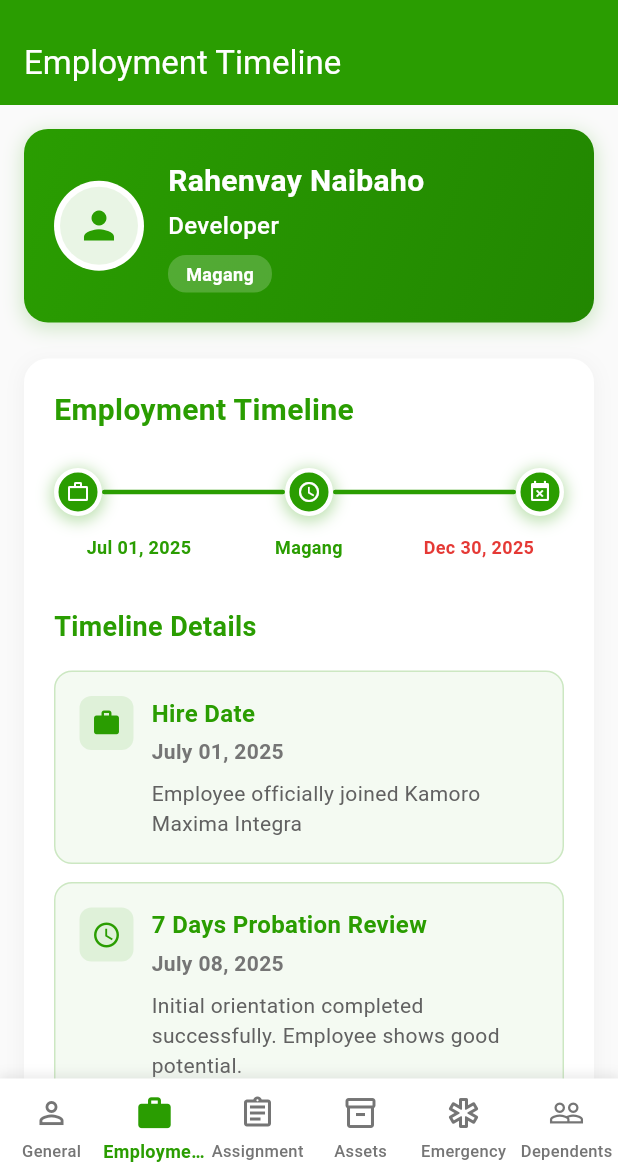
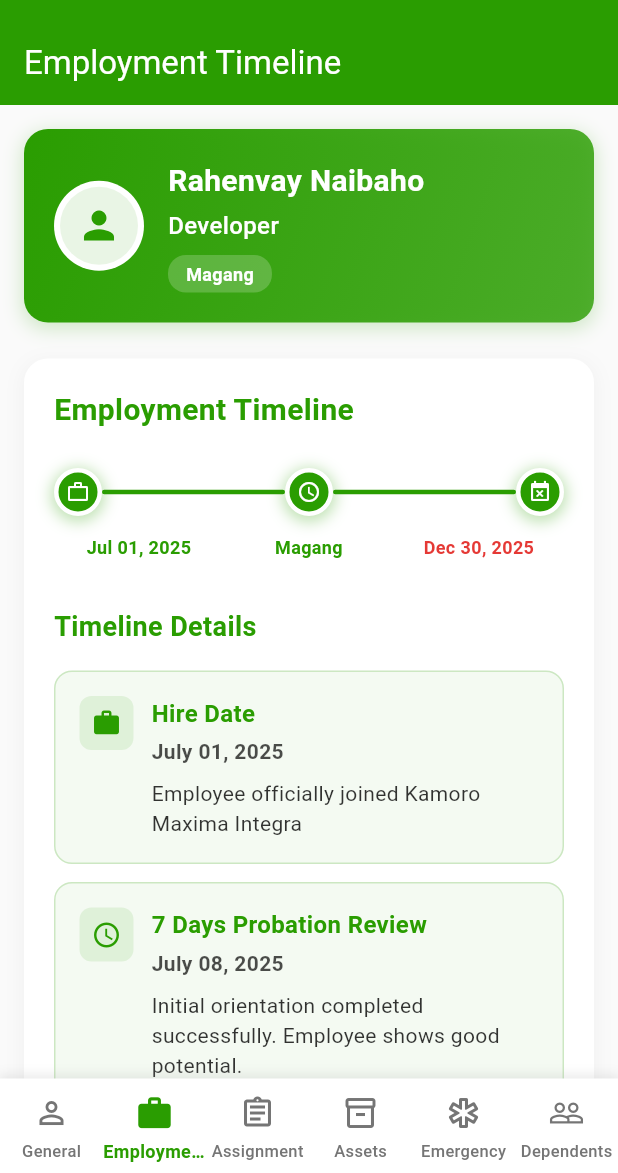
Before and after one commit to rahenvay/kmi_profile_mobile, a Flutter app: the screen it shows after launch, item 2 of the bottom bar chosen, on a phone screen of 412 x 824 dp, the part 63-1236 px from its top. Run offline on Flutter 3.47's test engine with Material 3 defaults, Android fonts, the phone set to English and light mode, and no system bars; network calls fail; statements that could not run were skipped.

Commit message:
feat: Integrate theme provider for dynamic theming in Emergency and Employment pages

```diff
--- a/lib/pages/emergency_page.dart
+++ b/lib/pages/emergency_page.dart
@@ -1,5 +1,7 @@
 import 'package:flutter/material.dart';
+import 'package:provider/provider.dart';
 import '../models/employee.dart';
+import '../providers/theme_provider.dart';
 
 class EmergencyPage extends StatelessWidget {
   final Employee employee;
@@ -8,19 +10,23 @@ class EmergencyPage extends StatelessWidget {
 
   @override
   Widget build(BuildContext context) {
-    return Scaffold(
-      backgroundColor: Colors.grey[50],
+    return Consumer<ThemeProvider>(
+      builder: (context, themeProvider, child) {
+        return Scaffold(
+      backgroundColor: themeProvider.backgroundColor,
       body: SingleChildScrollView(
         padding: const EdgeInsets.all(16.0),
         child: Column(
           children: [
             _buildEmergencyHeader(),
             const SizedBox(height: 24),
-            _buildEmergencyContactCard(),
+            _buildEmergencyContactCard(themeProvider),
             const SizedBox(height: 20),
           ],
         ),
       ),
+    );
+      }
     );
   }
 
@@ -77,12 +83,12 @@ class EmergencyPage extends StatelessWidget {
     );
   }
 
-  Widget _buildEmergencyContactCard() {
+  Widget _buildEmergencyContactCard(ThemeProvider themeProvider) {
     return Container(
       width: double.infinity,
       padding: const EdgeInsets.all(20),
       decoration: BoxDecoration(
-        color: Colors.white,
+        color: themeProvider.cardColor,
         borderRadius: BorderRadius.circular(16),
         boxShadow: [
           BoxShadow(
@@ -121,6 +127,7 @@ class EmergencyPage extends StatelessWidget {
                         fontSize: 18,
                         fontWeight: FontWeight.bold,
                         color: Color(0xFF2A9D01),
+
                       ),
                     ),
                     const SizedBox(height: 4),
@@ -128,7 +135,7 @@ class EmergencyPage extends StatelessWidget {
                       'Primary contact person',
                       style: TextStyle(
                         fontSize: 14,
-                        color: Colors.grey[600],
+                        color: themeProvider.textColor.withOpacity(0.7),
                       ),
                     ),
                   ],
@@ -179,7 +186,7 @@ class EmergencyPage extends StatelessWidget {
               width: double.infinity,
               padding: const EdgeInsets.all(20),
               decoration: BoxDecoration(
-                color: Colors.grey.shade50,
+                color: const Color.fromARGB(255, 239, 238, 238),
                 borderRadius: BorderRadius.circular(12),
                 border: Border.all(color: Colors.grey.shade200),
               ),
@@ -188,7 +195,7 @@ class EmergencyPage extends StatelessWidget {
                   Icon(
                     Icons.info_outline,
                     size: 40,
-                    color: Colors.grey.shade400,
+                    color: themeProvider.textColor,
                   ),
                   const SizedBox(height: 12),
                   Text(
--- a/lib/pages/employment_page.dart
+++ b/lib/pages/employment_page.dart
@@ -1,6 +1,8 @@
 import 'package:flutter/material.dart';
 import 'package:intl/intl.dart';
 import '../models/employee.dart';
+import 'package:provider/provider.dart';
+import '../providers/theme_provider.dart';
 
 class EmploymentPage extends StatelessWidget {
   final Employee employee;
@@ -9,11 +11,13 @@ class EmploymentPage extends StatelessWidget {
 
   @override
   Widget build(BuildContext context) {
+    return Consumer<ThemeProvider>(
+      builder: (context, themeProvider, child) {
         return Scaffold(
-      backgroundColor: Colors.grey[50],
+          backgroundColor: themeProvider.backgroundColor,
           appBar: AppBar(
             title: const Text('Employment Timeline'),
-        backgroundColor: const Color(0xFF2A9D01),
+            backgroundColor: themeProvider.accentColor,
             foregroundColor: Colors.white,
             automaticallyImplyLeading: false,
           ),
@@ -21,17 +25,19 @@ class EmploymentPage extends StatelessWidget {
             padding: const EdgeInsets.all(16.0),
             child: Column(
               children: [
-            _buildEmployeeHeader(),
+                _buildEmployeeHeader(themeProvider),
                 const SizedBox(height: 24),
-            _buildTimelineCard(),
+                _buildTimelineCard(themeProvider),
                 const SizedBox(height: 20),
               ],
             ),
           ),
         );
+      },
+    );
   }
 
-  Widget _buildEmployeeHeader() {
+  Widget _buildEmployeeHeader(ThemeProvider themeProvider) {
     return Container(
       padding: const EdgeInsets.all(20),
       decoration: BoxDecoration(
@@ -39,14 +45,14 @@ class EmploymentPage extends StatelessWidget {
           begin: Alignment.topLeft,
           end: Alignment.bottomRight,
           colors: [
-            const Color(0xFF2A9D01),
-            const Color(0xFF228701),
+            themeProvider.accentColor,
+            themeProvider.accentColor.withOpacity(0.8),
           ],
         ),
         borderRadius: BorderRadius.circular(16),
         boxShadow: [
           BoxShadow(
-            color: const Color(0xFF2A9D01).withOpacity(0.2),
+            color: themeProvider.accentColor.withOpacity(0.2),
             spreadRadius: 1,
             blurRadius: 10,
             offset: const Offset(0, 3),
@@ -60,11 +66,11 @@ class EmploymentPage extends StatelessWidget {
             backgroundColor: Colors.white,
             child: CircleAvatar(
               radius: 26,
-              backgroundColor: const Color(0xFF2A9D01).withOpacity(0.1),
+              backgroundColor: themeProvider.accentColor.withOpacity(0.1),
               child: Icon(
                 Icons.person,
                 size: 30,
-                color: const Color(0xFF2A9D01),
+                color: themeProvider.accentColor,
               ),
             ),
           ),
@@ -114,11 +120,11 @@ class EmploymentPage extends StatelessWidget {
     );
   }
 
-  Widget _buildTimelineCard() {
+  Widget _buildTimelineCard(ThemeProvider themeProvider) {
     return Container(
       padding: const EdgeInsets.all(20),
       decoration: BoxDecoration(
-        color: Colors.white,
+        color: themeProvider.cardColor,
         borderRadius: BorderRadius.circular(16),
         boxShadow: [
           BoxShadow(
@@ -132,33 +138,33 @@ class EmploymentPage extends StatelessWidget {
       child: Column(
         crossAxisAlignment: CrossAxisAlignment.start,
         children: [
-          const Text(
+          Text(
             'Employment Timeline',
             style: TextStyle(
               fontSize: 20,
               fontWeight: FontWeight.bold,
-              color: Color(0xFF2A9D01),
+              color: themeProvider.accentColor,
             ),
           ),
           const SizedBox(height: 24),
-          _buildTimelineProgress(),
+          _buildTimelineProgress(themeProvider),
           const SizedBox(height: 32),
-          _buildTimelineDetails(),
+          _buildTimelineDetails(themeProvider),
         ],
       ),
     );
   }
 
-  Widget _buildTimelineProgress() {
+  Widget _buildTimelineProgress(ThemeProvider themeProvider) {
     return Column(
       children: [
         Row(
           children: [
-            _buildTimelineDot(true, "Hire Date"),
-            Expanded(child: _buildTimelineLine(true)),
-            _buildTimelineDot(true, "Probation"),
-            Expanded(child: _buildTimelineLine(employee.terminationDate != null)),
-            _buildTimelineDot(employee.terminationDate != null, "Termination"),
+            _buildTimelineDot(true, "Hire Date", themeProvider),
+            Expanded(child: _buildTimelineLine(true, themeProvider)),
+            _buildTimelineDot(true, "Probation", themeProvider),
+            Expanded(child: _buildTimelineLine(employee.terminationDate != null, themeProvider)),
+            _buildTimelineDot(employee.terminationDate != null, "Termination", themeProvider),
           ],
         ),
         const SizedBox(height: 12),
@@ -168,10 +174,10 @@ class EmploymentPage extends StatelessWidget {
               child: Text(
                 DateFormat('MMM dd, yyyy').format(employee.hireDate),
                 textAlign: TextAlign.center,
-                style: const TextStyle(
+                style: TextStyle(
                   fontSize: 12,
                   fontWeight: FontWeight.w600,
-                  color: Color(0xFF2A9D01),
+                  color: themeProvider.accentColor,
                 ),
               ),
             ),
@@ -179,10 +185,10 @@ class EmploymentPage extends StatelessWidget {
               child: Text(
                 employee.employeeType,
                 textAlign: TextAlign.center,
-                style: const TextStyle(
+                style: TextStyle(
                   fontSize: 12,
                   fontWeight: FontWeight.w600,
-                  color: Color(0xFF2A9D01),
+                  color: themeProvider.accentColor,
                 ),
               ),
             ),
@@ -197,7 +203,7 @@ class EmploymentPage extends StatelessWidget {
                   fontWeight: FontWeight.w600,
                   color: employee.terminationDate != null
                       ? Colors.red[600]
-                      : const Color(0xFF2A9D01),
+                      : themeProvider.accentColor,
                 ),
               ),
             ),
@@ -207,13 +213,13 @@ class EmploymentPage extends StatelessWidget {
     );
   }
 
-  Widget _buildTimelineDot(bool isActive, String label) {
+  Widget _buildTimelineDot(bool isActive, String label, ThemeProvider themeProvider) {
     return Container(
       width: 32,
       height: 32,
       decoration: BoxDecoration(
         shape: BoxShape.circle,
-        color: isActive ? const Color(0xFF2A9D01) : Colors.grey[300],
+        color: isActive ? themeProvider.accentColor : Colors.grey[300],
         border: Border.all(
           color: Colors.white,
           width: 3,
@@ -221,7 +227,7 @@ class EmploymentPage extends StatelessWidget {
         boxShadow: [
           if (isActive)
             BoxShadow(
-              color: const Color(0xFF2A9D01).withOpacity(0.3),
+              color: themeProvider.accentColor.withOpacity(0.3),
               spreadRadius: 2,
               blurRadius: 8,
               offset: const Offset(0, 2),
@@ -236,11 +242,11 @@ class EmploymentPage extends StatelessWidget {
     );
   }
 
-  Widget _buildTimelineLine(bool isActive) {
+  Widget _buildTimelineLine(bool isActive, ThemeProvider themeProvider) {
     return Container(
       height: 3,
       decoration: BoxDecoration(
-        color: isActive ? const Color(0xFF2A9D01) : Colors.grey[300],
+        color: isActive ? themeProvider.accentColor : Colors.grey[300],
         borderRadius: BorderRadius.circular(2),
       ),
     );
@@ -259,16 +265,16 @@ class EmploymentPage extends StatelessWidget {
     }
   }
 
-  Widget _buildTimelineDetails() {
+  Widget _buildTimelineDetails(ThemeProvider themeProvider) {
     return Column(
       crossAxisAlignment: CrossAxisAlignment.start,
       children: [
-        const Text(
+        Text(
           'Timeline Details',
           style: TextStyle(
             fontSize: 18,
             fontWeight: FontWeight.bold,
-            color: Color(0xFF2A9D01),
+            color: themeProvider.accentColor,
           ),
         ),
         const SizedBox(height: 16),
@@ -277,6 +283,7 @@ class EmploymentPage extends StatelessWidget {
           title: "Hire Date",
           date: DateFormat('MMMM dd, yyyy').format(employee.hireDate),
           description: "Employee officially joined ${employee.company}",
+          themeProvider: themeProvider,
         ),
         const SizedBox(height: 12),
         if (employee.probationNotes7Days != null)
@@ -285,6 +292,7 @@ class EmploymentPage extends StatelessWidget {
             title: "7 Days Probation Review",
             date: DateFormat('MMMM dd, yyyy').format(employee.hireDate.add(const Duration(days: 7))),
             description: employee.probationNotes7Days!,
+            themeProvider: themeProvider,
           ),
         const SizedBox(height: 12),
         if (employee.probationNotes3Months != null)
@@ -293,6 +301,7 @@ class EmploymentPage extends StatelessWidget {
             title: "3 Months Probation Review",
             date: DateFormat('MMMM dd, yyyy').format(employee.hireDate.add(const Duration(days: 90))),
             description: employee.probationNotes3Months!,
+            themeProvider: themeProvider,
           ),
         const SizedBox(height: 12),
         if (employee.probationNotes6Months != null)
@@ -301,6 +310,7 @@ class EmploymentPage extends StatelessWidget {
             title: "6 Months Probation Review",
             date: DateFormat('MMMM dd, yyyy').format(employee.hireDate.add(const Duration(days: 180))),
             description: employee.probationNotes6Months!,
+            themeProvider: themeProvider,
           ),
         const SizedBox(height: 12),
         if (employee.terminationDate != null) ...[
@@ -310,6 +320,7 @@ class EmploymentPage extends StatelessWidget {
             date: DateFormat('MMMM dd, yyyy').format(employee.terminationDate!),
             description: employee.resignationNotes ?? "Employment terminated",
             isTermination: true,
+            themeProvider: themeProvider,
           ),
           const SizedBox(height: 12),
         ],
@@ -318,6 +329,7 @@ class EmploymentPage extends StatelessWidget {
           title: "Last Updated",
           date: DateFormat('MMMM dd, yyyy - HH:mm').format(employee.lastUpdated),
           description: "Profile information last updated",
+          themeProvider: themeProvider,
         ),
       ],
     );
@@ -328,15 +340,16 @@ class EmploymentPage extends StatelessWidget {
     required String title,
     required String date,
     required String description,
+    required ThemeProvider themeProvider,
     bool isTermination = false,
   }) {
     return Container(
       padding: const EdgeInsets.all(16),
       decoration: BoxDecoration(
-        color: isTermination ? Colors.red[50] : const Color(0xFF2A9D01).withOpacity(0.05),
+        color: isTermination ? Colors.red[50] : themeProvider.accentColor.withOpacity(0.05),
         borderRadius: BorderRadius.circular(12),
         border: Border.all(
-          color: isTermination ? Colors.red[200]! : const Color(0xFF2A9D01).withOpacity(0.2),
+          color: isTermination ? Colors.red[200]! : themeProvider.accentColor.withOpacity(0.2),
         ),
       ),
       child: Row(
@@ -345,13 +358,13 @@ class EmploymentPage extends StatelessWidget {
           Container(
             padding: const EdgeInsets.all(8),
             decoration: BoxDecoration(
-              color: isTermination ? Colors.red[100] : const Color(0xFF2A9D01).withOpacity(0.1),
+              color: isTermination ? Colors.red[100] : themeProvider.accentColor.withOpacity(0.1),
               borderRadius: BorderRadius.circular(8),
             ),
             child: Icon(
               icon,
               size: 20,
-              color: isTermination ? Colors.red[600] : const Color(0xFF2A9D01),
+              color: isTermination ? Colors.red[600] : themeProvider.accentColor,
             ),
           ),
           const SizedBox(width: 12),
@@ -364,7 +377,7 @@ class EmploymentPage extends StatelessWidget {
                   style: TextStyle(
                     fontSize: 16,
                     fontWeight: FontWeight.bold,
-                    color: isTermination ? Colors.red[800] : const Color(0xFF2A9D01),
+                    color: isTermination ? Colors.red[800] : themeProvider.accentColor,
                   ),
                 ),
                 const SizedBox(height: 4),
@@ -373,7 +386,7 @@ class EmploymentPage extends StatelessWidget {
                   style: TextStyle(
                     fontSize: 14,
                     fontWeight: FontWeight.w600,
-                    color: Colors.grey[600],
+                    color: themeProvider.textColor.withOpacity(0.7),
                   ),
                 ),
                 const SizedBox(height: 8),
@@ -381,7 +394,7 @@ class EmploymentPage extends StatelessWidget {
                   description,
                   style: TextStyle(
                     fontSize: 14,
-                    color: Colors.grey[700],
+                    color: themeProvider.textColor.withOpacity(0.8),
                     height: 1.4,
                   ),
                 ),
--- a/lib/widgets/main_navigation.dart
+++ b/lib/widgets/main_navigation.dart
@@ -7,6 +7,7 @@ import '../pages/employment_page.dart';
 import '../pages/assignment_page.dart';
 import '../pages/asset_page.dart';
 import '../pages/emergency_page.dart';
+// Make sure EmergencyPage is defined and exported in ../pages/emergency_page.dart
 import '../pages/dependent_page.dart';
 
 
```
Lines whose indentation alone changed are shown as unchanged.
